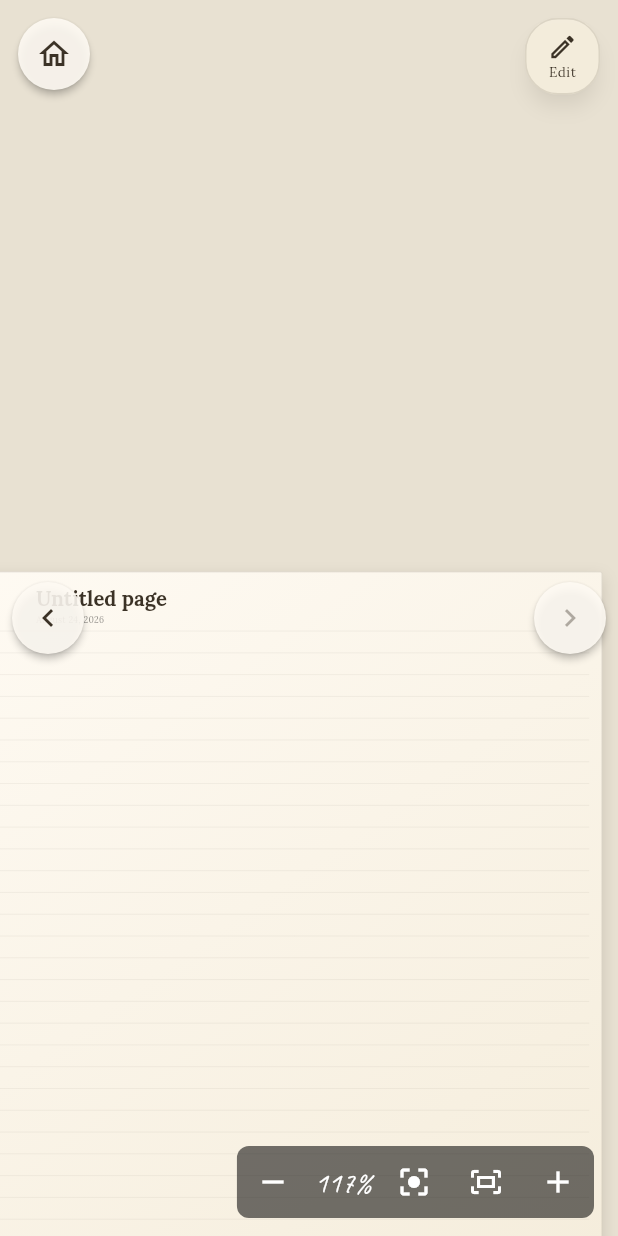
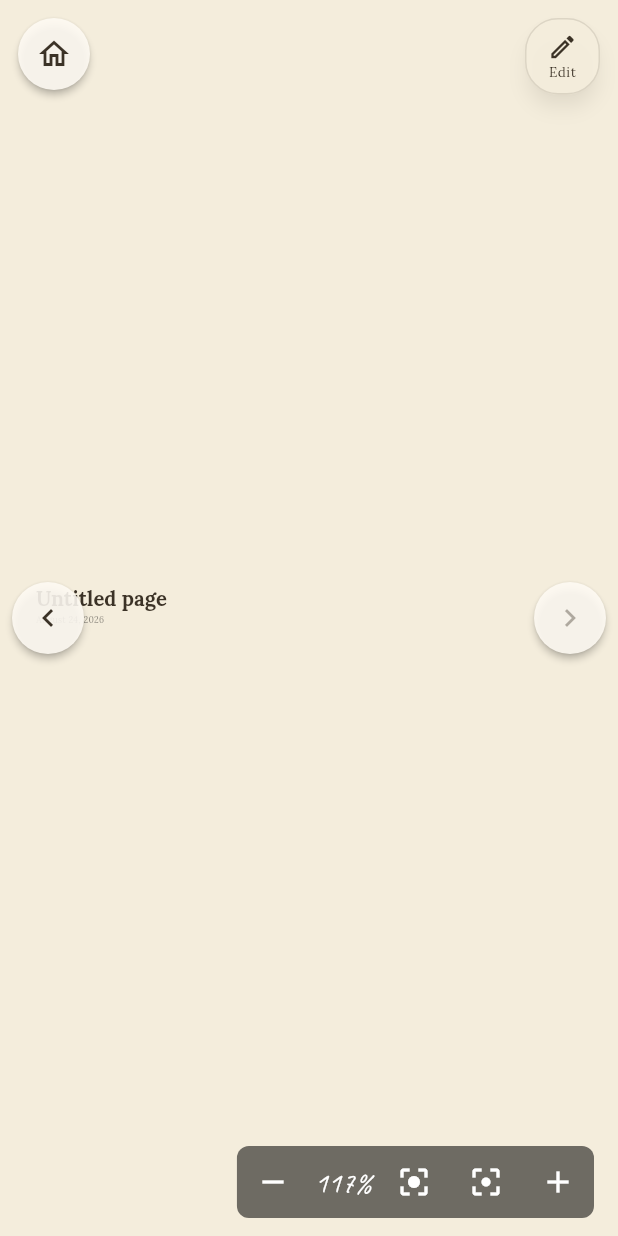
Before and after one commit to RoseFlunder/journal_app, a Flutter app: the screen it shows after launch, after a tap on "New page", on a phone screen of 412 x 824 dp. Run offline on Flutter 3.47's test engine with Material 3 defaults, Android fonts, the phone set to English and light mode, and no system bars; our stand-ins replace file_picker, hive_flutter, image_picker; accounts and stored records are empty.

Commit message:
Infinite page

```diff
--- a/lib/screens/entry_page.dart
+++ b/lib/screens/entry_page.dart
@@ -1055,6 +1055,7 @@ class _EntryPageState extends State<EntryPage> {
           child: Stack(
             children: [
               PageViewport(
+                boardMode: true,
                 canvasSize: _workspaceSize,
                 pageRect: Rect.fromLTWH(
                   _pageFramePosition.dx,
@@ -1071,12 +1072,13 @@ class _EntryPageState extends State<EntryPage> {
                 child: Stack(
                   fit: StackFit.expand,
                   children: [
-                    Positioned(
-                      left: _pageFramePosition.dx,
-                      top: _pageFramePosition.dy,
-                      width: PageViewport.pageSize.width,
-                      height: PageViewport.pageSize.height,
-                      child: const PaperPage(child: SizedBox.expand()),
+                    Positioned.fill(
+                      child: PaperPage(
+                        finite: false,
+                        child: ColoredBox(
+                          color: Color(_editor.board.backgroundColorValue),
+                        ),
+                      ),
                     ),
                     Positioned.fill(
                       child: EntryCanvas(
--- a/lib/widgets/page_viewport.dart
+++ b/lib/widgets/page_viewport.dart
@@ -25,6 +25,7 @@ class PageViewport extends StatefulWidget {
     this.contentRect,
     this.openingMaxZoom = 2.0,
     this.controlsBottomInset = 12,
+    this.boardMode = false,
     // Kept for source compatibility with callers that used the old focused
     // page API. New callers should provide pageRect/contentRect instead.
     this.initialFocus,
@@ -69,6 +70,10 @@ class PageViewport extends StatefulWidget {
   /// Extra space reserved below camera controls, for example for the editor
   /// toolbar.
   final double controlsBottomInset;
+
+  /// Presents the shared camera as a paperless infinite board. It keeps the
+  /// same persisted transform model while removing page-specific affordances.
+  final bool boardMode;
 
   @Deprecated('Use pageRect/contentRect')
   final Offset? initialFocus;
@@ -146,7 +151,8 @@ class _PageViewportState extends State<PageViewport> {
   bool _ready = false;
   double _zoom = 1;
 
-  Rect get _pageRect => widget.pageRect ??
+  Rect get _pageRect =>
+      widget.pageRect ??
       Rect.fromLTWH(0, 0, widget.fitSize.width, widget.fitSize.height);
 
   Rect get _contentRect => widget.contentRect ?? _pageRect;
@@ -183,8 +189,11 @@ class _PageViewportState extends State<PageViewport> {
     final scale = _controller.value.getMaxScaleOnAxis();
     final translation = _controller.value.getTranslation();
     final zoom = (scale / _fitScale).clamp(widget.minZoom, widget.maxZoom);
-    final baseTranslation = _fitTransform(zoom.toDouble(), 0, 0)
-        .getTranslation();
+    final baseTranslation = _fitTransform(
+      zoom.toDouble(),
+      0,
+      0,
+    ).getTranslation();
     widget.onViewChanged!(
       ViewState(
         zoom: zoom.toDouble(),
@@ -229,7 +238,8 @@ class _PageViewportState extends State<PageViewport> {
     return widthScale < heightScale ? widthScale : heightScale;
   }
 
-  Matrix4 _contentTransform(double zoom) => _centeredTransform(_contentRect, zoom);
+  Matrix4 _contentTransform(double zoom) =>
+      _centeredTransform(_contentRect, zoom);
 
   Matrix4 _centeredTransform(Rect rect, double zoom) {
     final scale = _fitScale * zoom;
@@ -274,8 +284,8 @@ class _PageViewportState extends State<PageViewport> {
     final currentScale = _controller.value.getMaxScaleOnAxis();
     if (currentScale == 0) return;
     final nextScale = _fitScale * nextZoom;
-    final focal = focalPoint ??
-        Offset(_viewportSize.width / 2, _viewportSize.height / 2);
+    final focal =
+        focalPoint ?? Offset(_viewportSize.width / 2, _viewportSize.height / 2);
     final matrix = _controller.value.clone();
     final before = matrix.clone()..invert();
     final contentPoint = MatrixUtils.transformPoint(before, focal);
@@ -386,7 +396,9 @@ class _PageViewportState extends State<PageViewport> {
                           Semantics(
                             label: 'Zoom ${(_zoom * 100).round()} percent',
                             child: Padding(
-                              padding: const EdgeInsets.symmetric(horizontal: 4),
+                              padding: const EdgeInsets.symmetric(
+                                horizontal: 4,
+                              ),
                               child: Text(
                                 '${(_zoom * 100).round()}%',
                                 style: const TextStyle(color: Colors.white),
@@ -400,10 +412,16 @@ class _PageViewportState extends State<PageViewport> {
                             icon: const Icon(Icons.center_focus_strong),
                           ),
                           IconButton(
-                            tooltip: 'Fit page',
+                            tooltip: widget.boardMode
+                                ? 'Center board'
+                                : 'Fit page',
                             color: Colors.white,
                             onPressed: _fitPage,
-                            icon: const Icon(Icons.fit_screen_outlined),
+                            icon: Icon(
+                              widget.boardMode
+                                  ? Icons.filter_center_focus_outlined
+                                  : Icons.fit_screen_outlined,
+                            ),
                           ),
                           IconButton(
                             tooltip: 'Zoom in',
```
Also changed, not shown: 1 other file.
